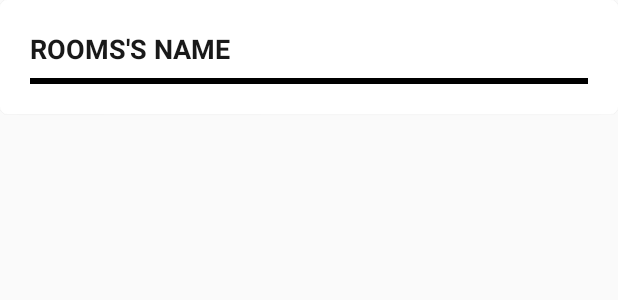
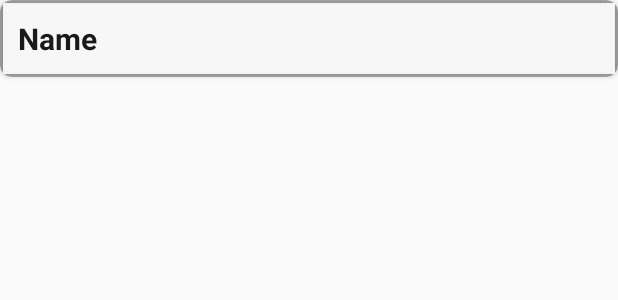
Before and after one commit to RoliVerma/Xnary, an Android app: the layout roomlayout.xml on its own in the app's theme, with its tools: preview values and no code run, on a phone screen of 412 x 824 dp. Shown: the top 300 px of the screen. Run offline under Robolectric (Android 15) with nearby library versions, the phone set to English and light mode, and no system bars.

```diff
--- a/Code/Platform/app/src/main/java/com/devhack/platform/GroupchatActivity.java
+++ b/Code/Platform/app/src/main/java/com/devhack/platform/GroupchatActivity.java
@@ -161,12 +161,9 @@ public class GroupchatActivity extends AppCompatActivity {
             grpnameref.updateChildren(grpmsgkey);
             grpmsgkeyref = grpnameref.child(msgkey);
             HashMap<String, Object> msginfomap = new HashMap<>();
-            msginfomap.put("ukey",msgkey);
             msginfomap.put("name", currentusername);
             msginfomap.put("message", msg);
-
             msginfomap.put("Date", currentdate);
-
             msginfomap.put("Time", currenttime);
             grpmsgkeyref.updateChildren(msginfomap);
 
@@ -184,7 +181,6 @@ public class GroupchatActivity extends AppCompatActivity {
             String chattime = (String) ((DataSnapshot) iterator.next()).getValue();
             String chatmsg = (String) ((DataSnapshot) iterator.next()).getValue();
             String chatname = (String) ((DataSnapshot) iterator.next()).getValue();
-            String keyid = (String) ((DataSnapshot) iterator.next()).getValue();
 
             String date = chatdate.substring(1, 3);
             int dateint = Integer.parseInt(date);
--- a/Code/Platform/app/src/main/res/layout/roomlayout.xml
+++ b/Code/Platform/app/src/main/res/layout/roomlayout.xml
@@ -1,45 +1,30 @@
 <?xml version="1.0" encoding="utf-8"?>
-<androidx.cardview.widget.CardView
-    xmlns:android="http://schemas.android.com/apk/res/android"
+<androidx.cardview.widget.CardView xmlns:android="http://schemas.android.com/apk/res/android"
+    xmlns:app="http://schemas.android.com/apk/res-auto"
     android:layout_width="match_parent"
     android:layout_height="wrap_content"
-    xmlns:app="http://schemas.android.com/apk/res-auto"
-    app:cardCornerRadius="5dp">
-    <LinearLayout
-        android:id="@+id/linear"
+    android:elevation="30dp"
+    app:cardCornerRadius="8dp"
+    android:backgroundTint="@color/overlay_dark_30">
+
+    <RelativeLayout
         android:layout_width="match_parent"
-        android:layout_height="wrap_content"
-        android:weightSum="10">
-
-        <LinearLayout
+        android:layout_height="match_parent"
+        android:padding="10dp"
+        android:layout_margin="2dp"
+        android:background="@color/overlay_light_90">
+        <TextView
             android:layout_width="wrap_content"
             android:layout_height="wrap_content"
-            android:orientation="vertical"
-            android:layout_weight="9"
-            android:padding="20dp"
-            >
-
-            <TextView
-                android:id="@+id/name"
-                android:layout_width="wrap_content"
-                android:layout_height="wrap_content"
-                android:text="Rooms's Name"
-                android:textStyle="bold"
-                android:textAllCaps="true"
-                android:textSize="18dp"
-                android:textColor="@color/overlay_dark_90"/>
-
-            <View
-                android:id="@+id/myview"
-                android:layout_width="498dp"
-                android:layout_height="4dp"
-                android:layout_marginStart="0dp"
-                android:layout_below="@id/name"
-                android:layout_marginTop="7dp"
-                android:background="#000" />
+            android:layout_gravity="center"
+            android:text="Name"
+            android:id="@+id/name"
+            android:textColor="@color/overlay_dark_90"
+            android:textSize="20dp"
+            android:textStyle="bold"/>
 
 
-        </LinearLayout>
+    </RelativeLayout>
 
-    </LinearLayout>
+
 </androidx.cardview.widget.CardView>
```
